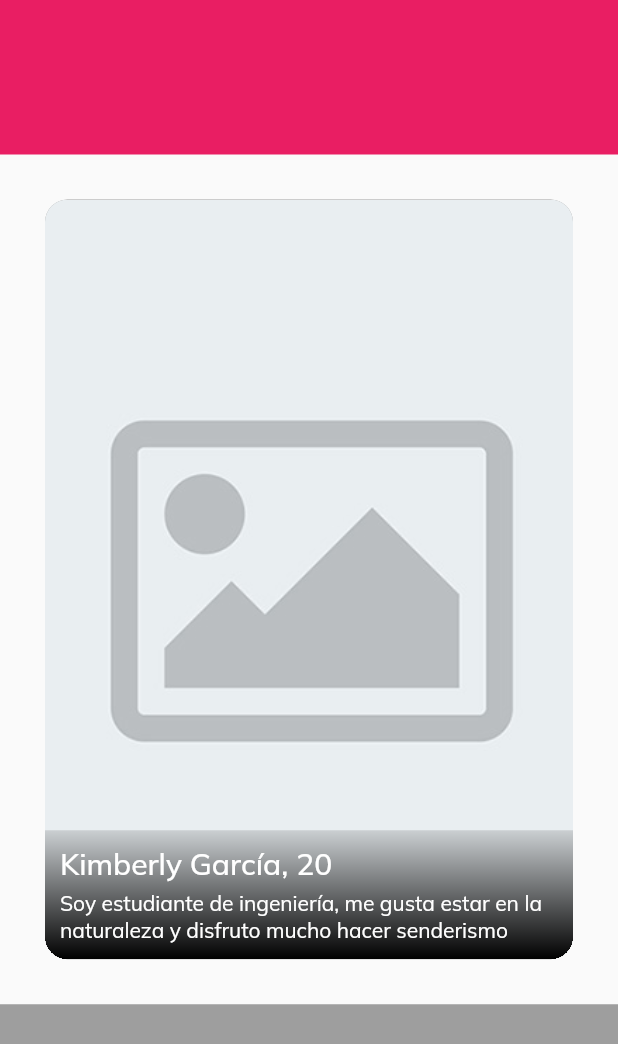
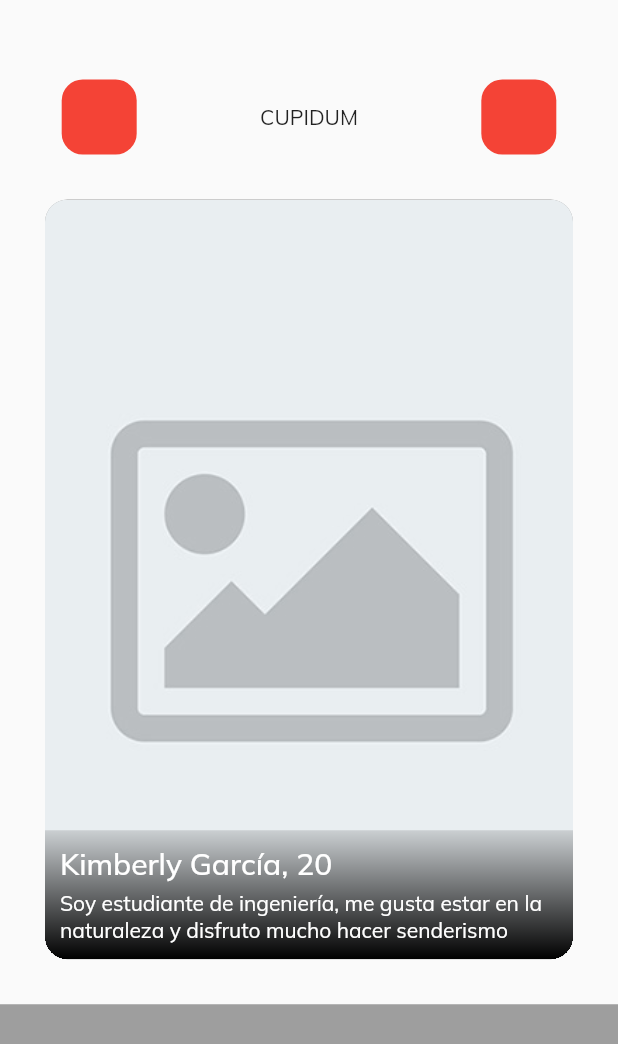
Before and after one commit to alexsosat/cupidUm_app, a Flutter app: the HomeView screen opened directly, on a phone screen of 412 x 824 dp. Shown: the top 1044 px of the screen. Run offline on Flutter 3.47's test engine with Material 2 defaults, Android fonts, the light colour scheme and no system bars; our stand-ins replace device_preview, dots_indicator, firebase_auth, firebase_core, flutter_font_icons, get and 4 more; missing offline and left inert: flutter_icons_helper, is_first_run, swipable_stack, ummobile_custom_http; accounts and stored records are empty; generated files the repository leaves out were written again.

Commit message:
home app bar

```diff
--- a/lib/app/modules/tabs/modules/home/views/home_view.dart
+++ b/lib/app/modules/tabs/modules/home/views/home_view.dart
@@ -1,3 +1,4 @@
+import 'package:cupidum_app/app/modules/tabs/modules/home/views/widgets/home_appbar.dart';
 import 'package:cupidum_app/app/modules/tabs/modules/home/views/widgets/match_swipe.dart';
 import 'package:flutter/material.dart';
 
@@ -9,7 +10,7 @@ class HomeView extends StatelessWidget {
     return Scaffold(
       body: Column(
         children: [
-          Flexible(flex: 2, child: Container(color: Colors.pink)),
+          Flexible(flex: 2, child: HomeAppBar()),
           Flexible(
             flex: 11,
             child: MatchSwipableCards(),
--- /dev/null
+++ b/lib/app/modules/tabs/modules/home/views/widgets/home_appbar.dart
@@ -0,0 +1,35 @@
+import 'package:flutter/material.dart';
+
+class HomeAppBar extends StatelessWidget {
+  const HomeAppBar({Key? key}) : super(key: key);
+
+  @override
+  Widget build(BuildContext context) {
+    return Align(
+      alignment: Alignment.bottomCenter,
+      child: Row(
+        crossAxisAlignment: CrossAxisAlignment.center,
+        mainAxisAlignment: MainAxisAlignment.spaceAround,
+        children: [
+          Container(
+            height: 50,
+            width: 50,
+            decoration: BoxDecoration(
+              borderRadius: BorderRadius.circular(14),
+              color: Colors.red,
+            ),
+          ),
+          Text("CUPIDUM"),
+          Container(
+            height: 50,
+            width: 50,
+            decoration: BoxDecoration(
+              borderRadius: BorderRadius.circular(14),
+              color: Colors.red,
+            ),
+          ),
+        ],
+      ),
+    );
+  }
+}
```
